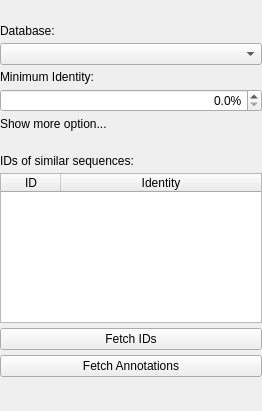
Above: src/corelibs/U2View/src/ov_sequence/Das/ui/DasOptionsPanelWidget.ui from violethaze74/ugene before the change. Below: the same form after it.
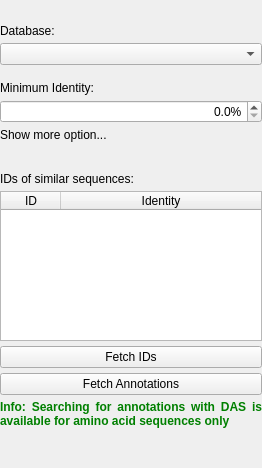
That is the form after the change.

Patch:
```diff
--- a/src/corelibs/U2View/src/ov_sequence/Das/ui/DasOptionsPanelWidget.ui
+++ b/src/corelibs/U2View/src/ov_sequence/Das/ui/DasOptionsPanelWidget.ui
@@ -7,7 +7,7 @@
     <x>0</x>
     <y>0</y>
     <width>262</width>
-    <height>411</height>
+    <height>468</height>
    </rect>
   </property>
   <property name="sizePolicy">
@@ -269,6 +269,35 @@
      </item>
     </layout>
    </item>
+   <item>
+    <widget class="QLabel" name="lblInfoMessage">
+     <property name="font">
+      <font>
+       <weight>75</weight>
+       <bold>true</bold>
+      </font>
+     </property>
+     <property name="styleSheet">
+      <string notr="true">color: green;
+</string>
+     </property>
+     <property name="text">
+      <string>Info: Searching for annotations with DAS is available for amino acid sequences only</string>
+     </property>
+     <property name="textFormat">
+      <enum>Qt::AutoText</enum>
+     </property>
+     <property name="scaledContents">
+      <bool>false</bool>
+     </property>
+     <property name="alignment">
+      <set>Qt::AlignJustify|Qt::AlignVCenter</set>
+     </property>
+     <property name="wordWrap">
+      <bool>true</bool>
+     </property>
+    </widget>
+   </item>
    <item>
     <spacer name="spacer">
      <property name="orientation">
```
